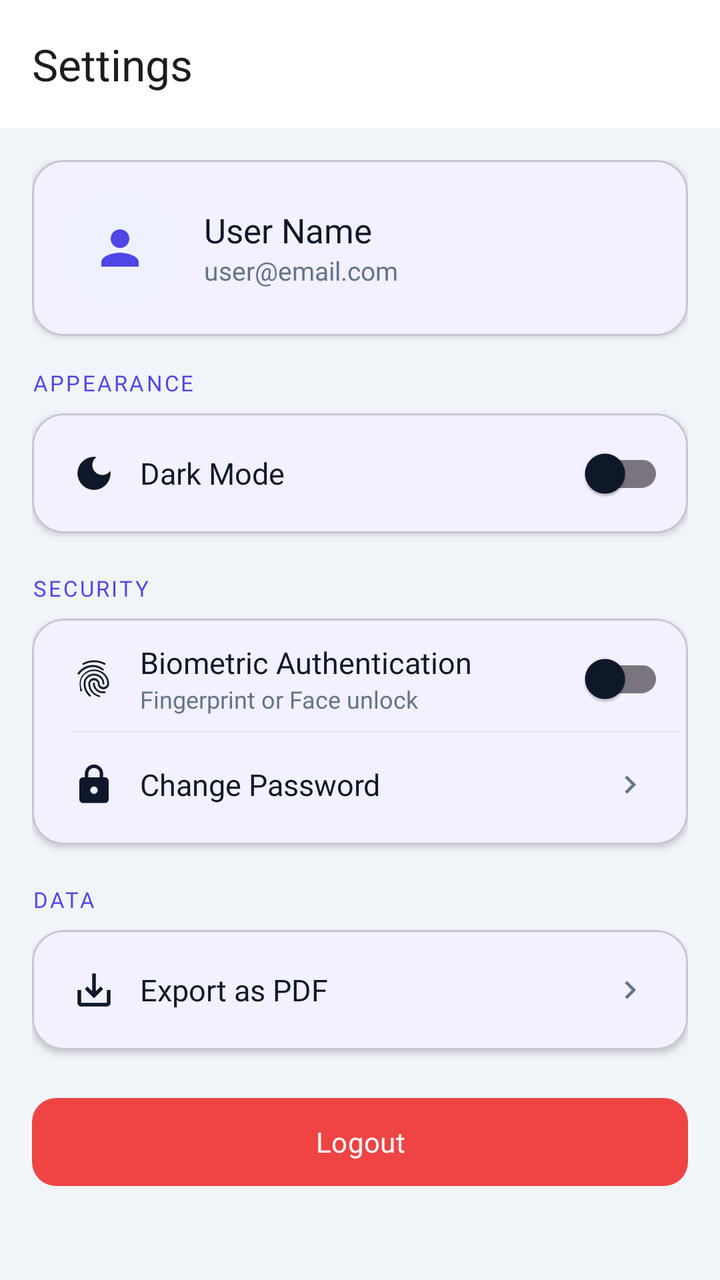
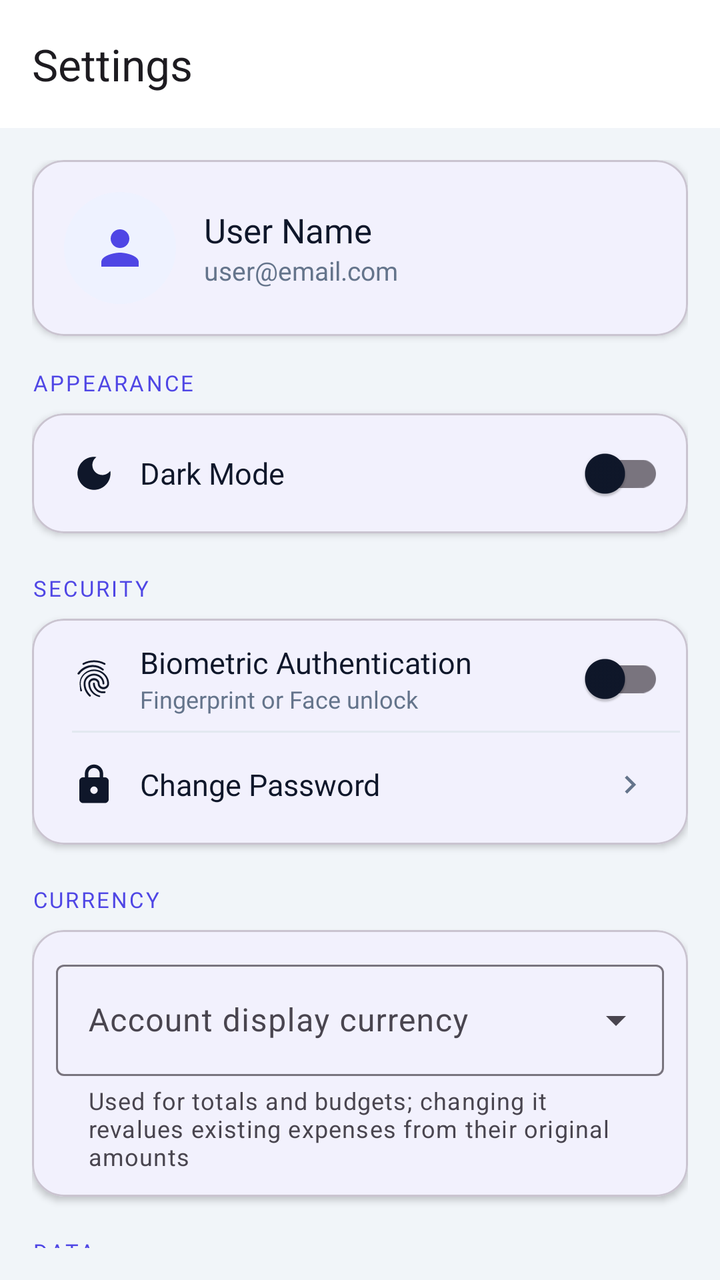

Two renders of the same Android screen: before a commit and after it. Below are the layout's source before the change and the commit's diff.
<!-- AndroidManifest.xml: application theme Theme.SmartSpendAI -->
<!-- res/layout/activity_settings.xml -->
<?xml version="1.0" encoding="utf-8"?>
<androidx.coordinatorlayout.widget.CoordinatorLayout
    xmlns:android="http://schemas.android.com/apk/res/android"
    xmlns:app="http://schemas.android.com/apk/res-auto"
    android:layout_width="match_parent"
    android:layout_height="match_parent"
    android:background="?attr/android:colorBackground">

    <com.google.android.material.appbar.AppBarLayout
        android:layout_width="match_parent"
        android:layout_height="wrap_content"
        android:background="?attr/colorSurface"
        app:elevation="0dp">

        <com.google.android.material.appbar.MaterialToolbar
            android:id="@+id/toolbar"
            android:layout_width="match_parent"
            android:layout_height="?attr/actionBarSize"
            app:title="Settings"
            app:navigationIconTint="?attr/colorOnSurface" />
    </com.google.android.material.appbar.AppBarLayout>

    <androidx.core.widget.NestedScrollView
        android:layout_width="match_parent"
        android:layout_height="match_parent"
        app:layout_behavior="@string/appbar_scrolling_view_behavior"
        android:padding="16dp">

        <LinearLayout
            android:layout_width="match_parent"
            android:layout_height="wrap_content"
            android:orientation="vertical">

            
            <com.google.android.material.card.MaterialCardView
                android:layout_width="match_parent"
                android:layout_height="wrap_content"
                app:cardCornerRadius="16dp"
                app:cardElevation="2dp"
                android:layout_marginBottom="16dp">

                <LinearLayout
                    android:layout_width="match_parent"
                    android:layout_height="wrap_content"
                    android:orientation="horizontal"
                    android:padding="16dp"
                    android:gravity="center_vertical">

                    <ImageView
                        android:layout_width="56dp"
                        android:layout_height="56dp"
                        android:src="@drawable/ic_person"
                        android:background="@drawable/bg_avatar"
                        android:padding="14dp"
                        android:contentDescription="User avatar" />

                    <LinearLayout
                        android:layout_width="match_parent"
                        android:layout_height="wrap_content"
                        android:orientation="vertical"
                        android:layout_marginStart="14dp">

                        <TextView
                            android:id="@+id/tv_user_name"
                            android:layout_width="wrap_content"
                            android:layout_height="wrap_content"
                            android:text="User Name"
                            android:textSize="17sp"
                            android:fontFamily="@font/poppins_semibold"
                            android:textColor="?attr/colorOnSurface" />

                        <TextView
                            android:id="@+id/tv_user_email"
                            android:layout_width="wrap_content"
                            android:layout_height="wrap_content"
                            android:text="user@email.com"
                            android:textSize="13sp"
                            android:fontFamily="@font/poppins_regular"
                            android:textColor="@color/textSecondary" />
                    </LinearLayout>
                </LinearLayout>
            </com.google.android.material.card.MaterialCardView>

            
            <TextView
                android:layout_width="wrap_content"
                android:layout_height="wrap_content"
                android:text="APPEARANCE"
                android:textSize="11sp"
                android:fontFamily="@font/poppins_semibold"
                android:textColor="@color/colorPrimary"
                android:letterSpacing="0.1"
                android:layout_marginBottom="8dp" />

            <com.google.android.material.card.MaterialCardView
                android:layout_width="match_parent"
                android:layout_height="wrap_content"
                app:cardCornerRadius="16dp"
                app:cardElevation="2dp"
                android:layout_marginBottom="20dp">

                <LinearLayout
                    android:layout_width="match_parent"
                    android:layout_height="wrap_content"
                    android:orientation="vertical"
                    android:padding="4dp">

                    <LinearLayout
                        android:layout_width="match_parent"
                        android:layout_height="52dp"
                        android:orientation="horizontal"
                        android:gravity="center_vertical"
                        android:paddingStart="16dp"
                        android:paddingEnd="8dp">

                        <ImageView android:layout_width="22dp" android:layout_height="22dp"
                            android:src="@drawable/ic_dark_mode"
                            app:tint="?attr/colorOnSurface"
                            android:contentDescription="Dark mode" />

                        <TextView
                            android:layout_width="0dp"
                            android:layout_height="wrap_content"
                            android:layout_weight="1"
                            android:text="@string/dark_mode"
                            android:textSize="15sp"
                            android:fontFamily="@font/poppins_medium"
                            android:textColor="?attr/colorOnSurface"
                            android:layout_marginStart="12dp" />

                        <com.google.android.material.switchmaterial.SwitchMaterial
                            android:id="@+id/switch_dark_mode"
                            android:layout_width="wrap_content"
                            android:layout_height="wrap_content" />
                    </LinearLayout>
                </LinearLayout>
            </com.google.android.material.card.MaterialCardView>

            
            <TextView
                android:layout_width="wrap_content"
                android:layout_height="wrap_content"
                android:text="SECURITY"
                android:textSize="11sp"
                android:fontFamily="@font/poppins_semibold"
                android:textColor="@color/colorPrimary"
                android:letterSpacing="0.1"
                android:layout_marginBottom="8dp" />

            <com.google.android.material.card.MaterialCardView
                android:layout_width="match_parent"
                android:layout_height="wrap_content"
                app:cardCornerRadius="16dp"
                app:cardElevation="2dp"
                android:layout_marginBottom="20dp">

                <LinearLayout
                    android:layout_width="match_parent"
                    android:layout_height="wrap_content"
                    android:orientation="vertical"
                    android:padding="4dp">

                    <LinearLayout
                        android:layout_width="match_parent"
                        android:layout_height="52dp"
                        android:orientation="horizontal"
                        android:gravity="center_vertical"
                        android:paddingStart="16dp"
                        android:paddingEnd="8dp">

                        <ImageView android:layout_width="22dp" android:layout_height="22dp"
                            android:src="@drawable/ic_fingerprint"
                            app:tint="?attr/colorOnSurface"
                            android:contentDescription="Biometric" />

                        <LinearLayout
                            android:layout_width="0dp"
                            android:layout_height="wrap_content"
                            android:layout_weight="1"
                            android:orientation="vertical"
                            android:layout_marginStart="12dp">

                            <TextView
                                android:layout_width="wrap_content"
                                android:layout_height="wrap_content"
                                android:text="@string/biometric_auth"
                                android:textSize="15sp"
                                android:fontFamily="@font/poppins_medium"
                                android:textColor="?attr/colorOnSurface" />

                            <TextView
                                android:id="@+id/tv_biometric_status"
                                android:layout_width="wrap_content"
                                android:layout_height="wrap_content"
                                android:text="Fingerprint or Face unlock"
                                android:textSize="12sp"
                                android:fontFamily="@font/poppins_regular"
                                android:textColor="@color/textSecondary" />
                        </LinearLayout>

                        <com.google.android.material.switchmaterial.SwitchMaterial
                            android:id="@+id/switch_biometric"
                            android:layout_width="wrap_content"
                            android:layout_height="wrap_content" />
                    </LinearLayout>

                    <View android:layout_width="match_parent" android:layout_height="1dp"
                        android:background="@color/divider" android:layout_marginStart="16dp" />

                    <LinearLayout
                        android:id="@+id/btn_change_password"
                        android:layout_width="match_parent"
                        android:layout_height="52dp"
                        android:orientation="horizontal"
                        android:gravity="center_vertical"
                        android:paddingStart="16dp"
                        android:paddingEnd="16dp"
                        android:clickable="true"
                        android:focusable="true">

                        <ImageView android:layout_width="22dp" android:layout_height="22dp"
                            android:src="@drawable/ic_lock"
                            app:tint="?attr/colorOnSurface"
                            android:contentDescription="Change password" />

                        <TextView
                            android:layout_width="0dp"
                            android:layout_height="wrap_content"
                            android:layout_weight="1"
                            android:text="@string/change_password"
                            android:textSize="15sp"
                            android:fontFamily="@font/poppins_medium"
                            android:textColor="?attr/colorOnSurface"
                            android:layout_marginStart="12dp" />

                        <ImageView android:layout_width="18dp" android:layout_height="18dp"
                            android:src="@drawable/ic_arrow_right"
                            app:tint="@color/textSecondary"
                            android:contentDescription="Navigate" />
                    </LinearLayout>
                </LinearLayout>
            </com.google.android.material.card.MaterialCardView>

            
            <TextView
                android:layout_width="wrap_content"
                android:layout_height="wrap_content"
                android:text="DATA"
                android:textSize="11sp"
                android:fontFamily="@font/poppins_semibold"
                android:textColor="@color/colorPrimary"
                android:letterSpacing="0.1"
                android:layout_marginBottom="8dp" />

            <com.google.android.material.card.MaterialCardView
                android:layout_width="match_parent"
                android:layout_height="wrap_content"
                app:cardCornerRadius="16dp"
                app:cardElevation="2dp"
                android:layout_marginBottom="20dp">

                <LinearLayout
                    android:layout_width="match_parent"
                    android:layout_height="wrap_content"
                    android:orientation="vertical"
                    android:padding="4dp">

                    <LinearLayout
                        android:id="@+id/btn_export_pdf"
                        android:layout_width="match_parent"
                        android:layout_height="52dp"
                        android:orientation="horizontal"
                        android:gravity="center_vertical"
                        android:paddingStart="16dp"
                        android:paddingEnd="16dp"
                        android:clickable="true"
                        android:focusable="true">

                        <ImageView android:layout_width="22dp" android:layout_height="22dp"
                            android:src="@drawable/ic_export"
                            app:tint="?attr/colorOnSurface"
                            android:contentDescription="Export" />

                        <TextView
                            android:layout_width="0dp"
                            android:layout_height="wrap_content"
                            android:layout_weight="1"
                            android:text="@string/export_pdf"
                            android:textSize="15sp"
                            android:fontFamily="@font/poppins_medium"
                            android:textColor="?attr/colorOnSurface"
                            android:layout_marginStart="12dp" />

                        <ImageView android:layout_width="18dp" android:layout_height="18dp"
                            android:src="@drawable/ic_arrow_right"
                            app:tint="@color/textSecondary"
                            android:contentDescription="Navigate" />
                    </LinearLayout>
                </LinearLayout>
            </com.google.android.material.card.MaterialCardView>

            
            <com.google.android.material.button.MaterialButton
                android:id="@+id/btn_logout"
                android:layout_width="match_parent"
                android:layout_height="52dp"
                android:text="@string/logout"
                app:cornerRadius="12dp"
                app:backgroundTint="@color/expense_red"
                android:textColor="@color/colorOnPrimary"
                android:fontFamily="@font/poppins_semibold"
                android:layout_marginBottom="32dp" />

        </LinearLayout>
    </androidx.core.widget.NestedScrollView>

</androidx.coordinatorlayout.widget.CoordinatorLayout>
<!-- resources referenced by this layout -->
<resources>
  <color name="colorOnPrimary">#FFFFFF</color>
  <color name="colorPrimary">#4F46E5</color>
  <color name="divider">#E2E8F0</color>
  <color name="expense_red">#EF4444</color>
  <color name="textSecondary">#64748B</color>
  <!-- drawable bg_avatar (drawable) -->
  <?xml version="1.0" encoding="utf-8"?>
  <shape xmlns:android="http://schemas.android.com/apk/res/android"
      android:shape="oval">
      <solid android:color="#EEF2FF" />
  </shape>
  <!-- drawable ic_arrow_right (drawable) -->
  <?xml version="1.0" encoding="utf-8"?>
  <vector xmlns:android="http://schemas.android.com/apk/res/android"
      android:width="24dp" android:height="24dp"
      android:viewportWidth="24" android:viewportHeight="24">
      <path android:fillColor="?attr/colorOnSurface" android:pathData="M10,6L8.59,7.41 13.17,12l-4.58,4.59L10,18l6,-6z"/>
  </vector>
  <!-- drawable ic_dark_mode (drawable) -->
  <?xml version="1.0" encoding="utf-8"?>
  <vector xmlns:android="http://schemas.android.com/apk/res/android"
      android:width="24dp" android:height="24dp"
      android:viewportWidth="24" android:viewportHeight="24">
      <path android:fillColor="?attr/colorOnSurface" android:pathData="M12,3c-4.97,0 -9,4.03 -9,9s4.03,9 9,9 9,-4.03 9,-9c0,-0.46 -0.04,-0.92 -0.1,-1.36 -0.98,1.37 -2.58,2.26 -4.4,2.26 -2.98,0 -5.4,-2.42 -5.4,-5.4 0,-1.81 0.89,-3.42 2.26,-4.4C12.92,3.04 12.46,3 12,3z"/>
  </vector>
  <!-- drawable ic_export (drawable) -->
  <?xml version="1.0" encoding="utf-8"?>
  <vector xmlns:android="http://schemas.android.com/apk/res/android"
      android:width="24dp" android:height="24dp"
      android:viewportWidth="24" android:viewportHeight="24">
      <path android:fillColor="?attr/colorOnSurface" android:pathData="M19,12v7H5v-7H3v7c0,1.1 0.9,2 2,2h14c1.1,0 2,-0.9 2,-2v-7h-2zM13,12.67l2.59,-2.58L17,11.5l-5,5 -5,-5 1.41,-1.41L11,12.67V3h2z"/>
  </vector>
  <!-- drawable ic_lock (drawable) -->
  <?xml version="1.0" encoding="utf-8"?>
  <vector xmlns:android="http://schemas.android.com/apk/res/android"
      android:width="24dp" android:height="24dp"
      android:viewportWidth="24" android:viewportHeight="24">
      <path android:fillColor="@color/colorPrimary" android:pathData="M18,8h-1V6c0,-2.76 -2.24,-5 -5,-5S7,3.24 7,6v2H6c-1.1,0 -2,0.9 -2,2v10c0,1.1 0.9,2 2,2h12c1.1,0 2,-0.9 2,-2V10C20,8.9 19.1,8 18,8zM12,17c-1.1,0 -2,-0.9 -2,-2s0.9,-2 2,-2 2,0.9 2,2 -0.9,2 -2,2zM15.1,8H8.9V6c0,-1.71 1.39,-3.1 3.1,-3.1 1.71,0 3.1,1.39 3.1,3.1v2z"/>
  </vector>
  <!-- drawable ic_person (drawable) -->
  <?xml version="1.0" encoding="utf-8"?>
  <vector xmlns:android="http://schemas.android.com/apk/res/android"
      android:width="24dp" android:height="24dp"
      android:viewportWidth="24" android:viewportHeight="24">
      <path android:fillColor="@color/colorPrimary" android:pathData="M12,12c2.21,0 4,-1.79 4,-4s-1.79,-4 -4,-4 -4,1.79 -4,4 1.79,4 4,4zM12,14c-2.67,0 -8,1.34 -8,4v2h16v-2c0,-2.66 -5.33,-4 -8,-4z"/>
  </vector>
  <string name="biometric_auth">Biometric Authentication</string>
  <string name="change_password">Change Password</string>
  <string name="dark_mode">Dark Mode</string>
  <string name="export_pdf">Export as PDF</string>
  <string name="logout">Logout</string>
  <color name="colorPrimaryDark">#3730A3</color>
  <color name="colorSecondary">#7C3AED</color>
  <color name="colorSurface">#FFFFFF</color>
  <color name="colorOnSurface">#0F172A</color>
  <color name="colorBackground">#F1F5F9</color>
  <!-- unchanged entries left out for length: 2 -->
</resources>

<!-- the commit's change to res/layout/activity_settings.xml (unified diff, before → after) -->
@@ -241,6 +241,22 @@
                 </LinearLayout>
             </com.google.android.material.card.MaterialCardView>
 
+            <TextView android:layout_width="wrap_content" android:layout_height="wrap_content"
+                android:text="CURRENCY" android:textSize="11sp" android:fontFamily="@font/poppins_semibold"
+                android:textColor="@color/colorPrimary" android:letterSpacing="0.1" android:layout_marginBottom="8dp" />
+            <com.google.android.material.card.MaterialCardView android:layout_width="match_parent"
+                android:layout_height="wrap_content" app:cardCornerRadius="16dp" app:cardElevation="2dp"
+                android:layout_marginBottom="20dp">
+                <com.google.android.material.textfield.TextInputLayout android:id="@+id/til_currency"
+                    style="@style/Widget.Material3.TextInputLayout.OutlinedBox.ExposedDropdownMenu"
+                    android:layout_width="match_parent" android:layout_height="wrap_content"
+                    android:layout_margin="12dp" android:hint="Account display currency"
+                    app:helperText="Used for totals and budgets; changing it revalues existing expenses from their original amounts">
+                    <AutoCompleteTextView android:id="@+id/actv_currency" android:layout_width="match_parent"
+                        android:layout_height="wrap_content" android:inputType="textCapCharacters"
+                    android:completionThreshold="1" />
+                </com.google.android.material.textfield.TextInputLayout>
+            </com.google.android.material.card.MaterialCardView>
             
             <TextView
                 android:layout_width="wrap_content"
